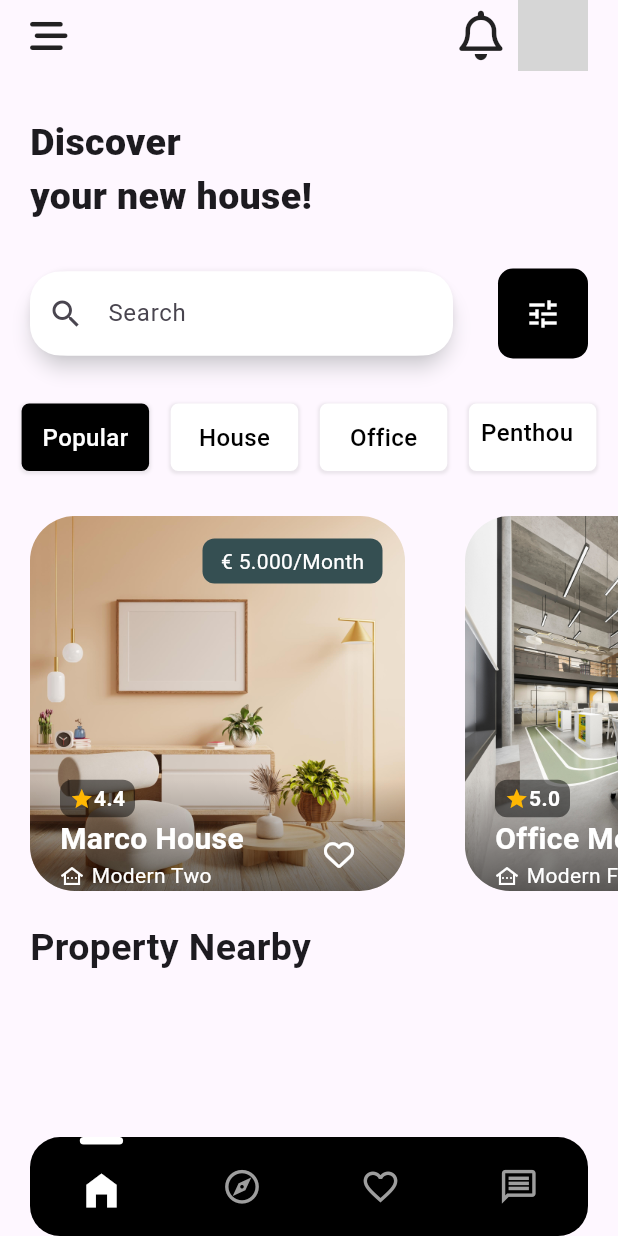
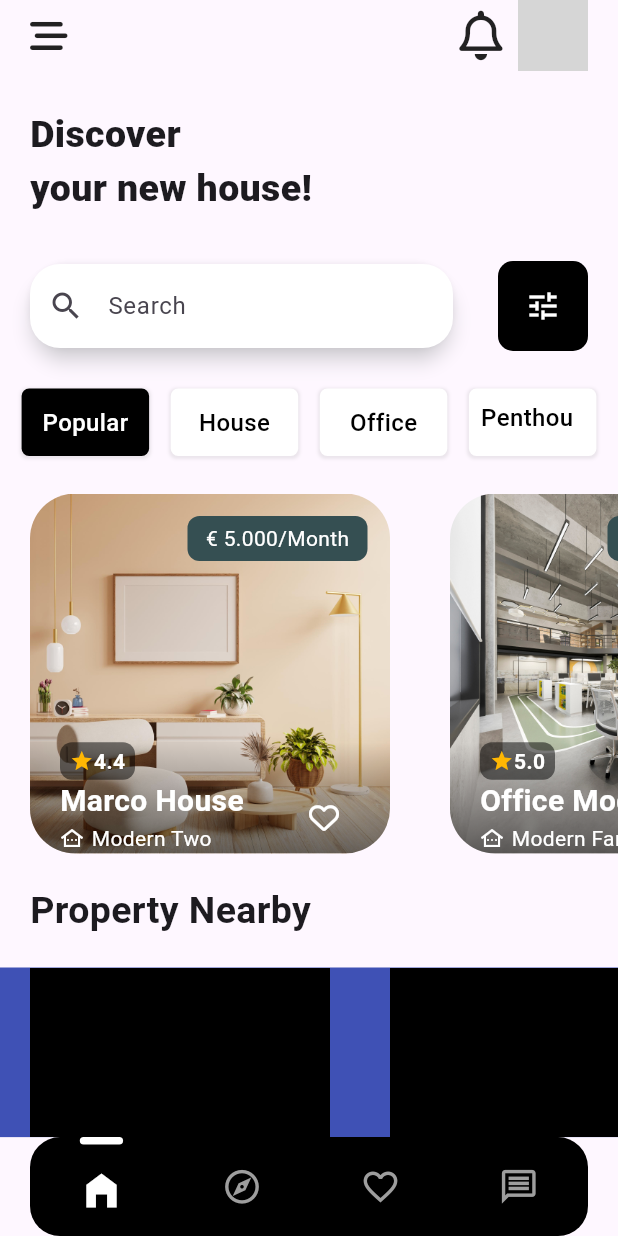
Before and after one commit to jhongo/Flutter_Rental_App, a Flutter app: the screen it shows after launch, on a phone screen of 412 x 824 dp. Run offline on Flutter 3.47's test engine with Material 3 defaults, Android fonts, the phone set to English and light mode, and no system bars; our stand-ins replace flutter_riverpod, font_awesome_flutter; network calls fail; grey boxes are pictures that could not be loaded.

Commit message:
🚧 [ADD]: Add more options
[ADD]: Add more options

```diff
--- a/lib/presentation/screens/home_screen/home_screen.dart
+++ b/lib/presentation/screens/home_screen/home_screen.dart
@@ -1,6 +1,7 @@
 import 'package:flutter/material.dart';
 import 'package:flutter_property_rental_ui/presentation/screens/home_screen/widgets/body_home.dart';
 import 'package:flutter_property_rental_ui/presentation/screens/home_screen/widgets/header_home.dart';
+import 'package:flutter_property_rental_ui/presentation/screens/home_screen/widgets/list_nearby.dart';
 import 'package:flutter_property_rental_ui/presentation/screens/home_screen/widgets/search_and_title.dart';
 import 'package:flutter_property_rental_ui/presentation/screens/home_screen/widgets/title_neaby.dart';
 
@@ -14,11 +15,12 @@ class HomeScreen extends StatelessWidget {
       body: Column(
         children: [
           HeaderHome(),
-          SizedBox(height: 30),
+          SizedBox(height: 25),
           SearchAndTitle(),
-          SizedBox(height: 30),
+          SizedBox(height: 25),
           BodyHome(),
-          TitleWidget()
+          TitleWidget(),
+          ListNearby()
           // BodyHome(),
           // FooterHome(),
         ],
--- a/lib/presentation/screens/home_screen/widgets/body_home.dart
+++ b/lib/presentation/screens/home_screen/widgets/body_home.dart
@@ -24,9 +24,9 @@ class BodyHome extends ConsumerWidget {
                 onTap: () => ref.read(stateItemFilter.notifier).state = HouseType.values[index]
                 // houseType: HouseType.values[index],
               );})),
-          const SizedBox(height: 30),
+          const SizedBox(height: 25),
           SizedBox(
-            height: 250,
+            height: 240,
             width: MediaQuery.of(context).size.width,
             child: ListView.builder(
               scrollDirection: Axis.horizontal,
--- a/lib/presentation/screens/home_screen/widgets/card_property.dart
+++ b/lib/presentation/screens/home_screen/widgets/card_property.dart
@@ -13,7 +13,7 @@ class CardProperty extends StatelessWidget {
       child: ClipRRect(
         borderRadius: BorderRadius.circular(30),
         child: SizedBox(
-          width: 250,
+          width: 240,
           child: DecoratedBox(
               decoration:
                   BoxDecoration(borderRadius: BorderRadius.circular(40)),
--- /dev/null
+++ b/lib/presentation/screens/home_screen/widgets/list_nearby.dart
@@ -0,0 +1,38 @@
+import 'package:flutter/material.dart';
+import 'package:flutter_property_rental_ui/infrastructure/datasource/nearby_datasource.dart';
+
+class ListNearby extends StatelessWidget {
+  const ListNearby({super.key});
+
+  @override
+  Widget build(BuildContext context) {
+    return Expanded(
+      child: SizedBox(
+        width: MediaQuery.of(context).size.width,
+        child: DecoratedBox(
+          decoration: const BoxDecoration(
+            color: Colors.indigo,
+          ),
+          child: ListView.builder(
+            scrollDirection: Axis.horizontal,
+            itemCount: nearby.length,
+            itemBuilder:(context, index) {
+              return const Padding(
+                padding: EdgeInsets.symmetric(horizontal: 20),
+                child: SizedBox(
+                  width: 200,
+                  height: 50,
+                  child: DecoratedBox(
+                    decoration: BoxDecoration(
+                      color: Colors.black
+                    )
+
+                    ),
+                ),
+              );
+            }),
+          )
+      ),
+    );
+  }
+}
```
